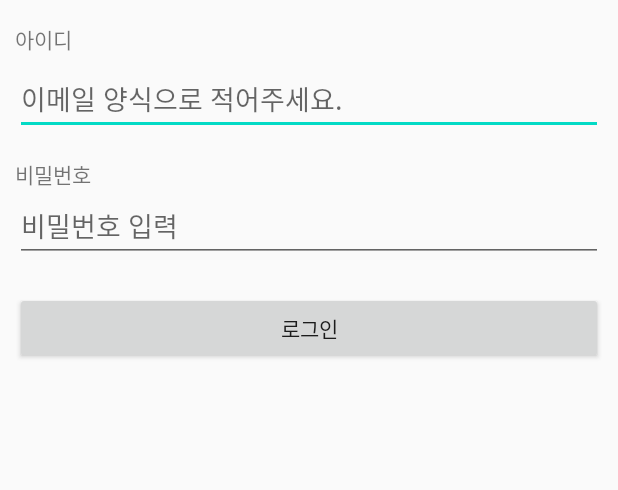
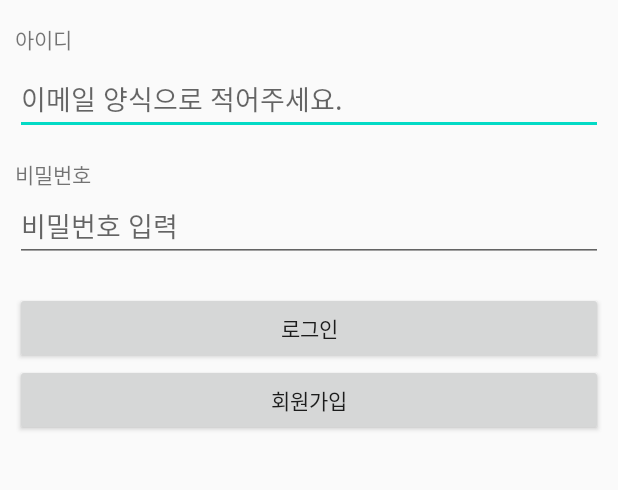
Before and after one commit to Jacob760531/Colosseum_20200716, an Android app: the layout activity_login.xml on its own in the app's theme, with its tools: preview values and no code run, on a phone screen of 412 x 824 dp, the part 240-730 px from its top. Run offline under Robolectric (Android 15) with nearby library versions, the phone set to English and light mode, and no system bars.

Commit message:
엑티비티 이름을 로그인화면으로 변경

```diff
--- a/app/src/main/java/kr/co/tjoeun/colosseum_20200716/MainActivity.kt
+++ b/app/src/main/java/kr/co/tjoeun/colosseum_20200716/LoginActivity.kt
@@ -1,9 +1,8 @@
 package kr.co.tjoeun.colosseum_20200716
 
-import androidx.appcompat.app.AppCompatActivity
 import android.os.Bundle
 import android.widget.Toast
-import kotlinx.android.synthetic.main.activity_main.*
+import kotlinx.android.synthetic.main.activity_login.*
 import kr.co.tjoeun.colosseum_20200716.utils.ServerUtil
 import org.json.JSONObject
 
@@ -11,7 +10,7 @@ class LoginActivity : BaseActivity() {
 
     override fun onCreate(savedInstanceState: Bundle?) {
         super.onCreate(savedInstanceState)
-        setContentView(R.layout.activity_main)
+        setContentView(R.layout.activity_login)
 
         setupEvents()
         setValues()
--- a/app/src/main/res/layout/activity_main.xml
+++ b/app/src/main/res/layout/activity_login.xml
@@ -6,7 +6,7 @@
     android:layout_height="match_parent"
     android:orientation="vertical"
     android:padding="10dp"
-    tools:context=".MainActivity">
+    tools:context=".LoginActivity">
 
     <LinearLayout
         android:layout_width="match_parent"
@@ -55,6 +55,12 @@
         android:text="로그인"
         android:layout_marginTop="20dp"/>
 
+    <Button
+        android:id="@+id/signUpBtn"
+        android:layout_width="match_parent"
+        android:layout_height="wrap_content"
+        android:text="회원가입" />
+
 
 
 
```
Also changed, not shown: app/src/main/AndroidManifest.xml (+5 -4 lines), app/src/main/java/kr/co/tjoeun/colosseum_20200716/SignUpActivity.kt (added, +24 -0 lines), app/src/main/res/layout/activity_sign_up.xml (added, +10 -0 lines).
